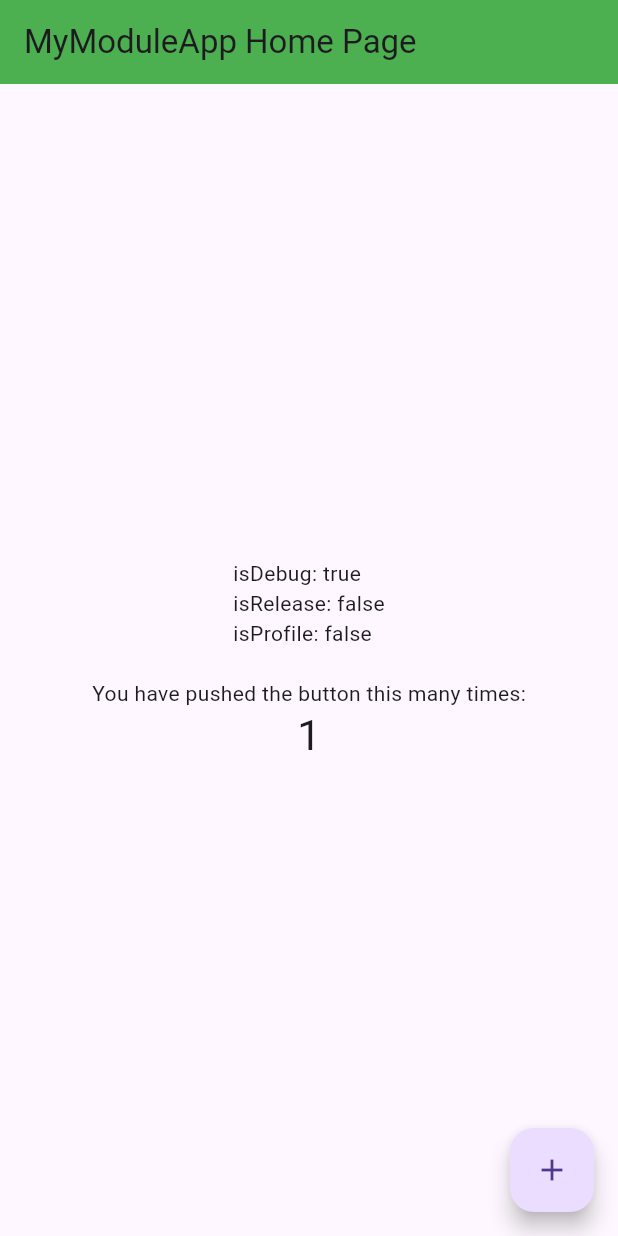
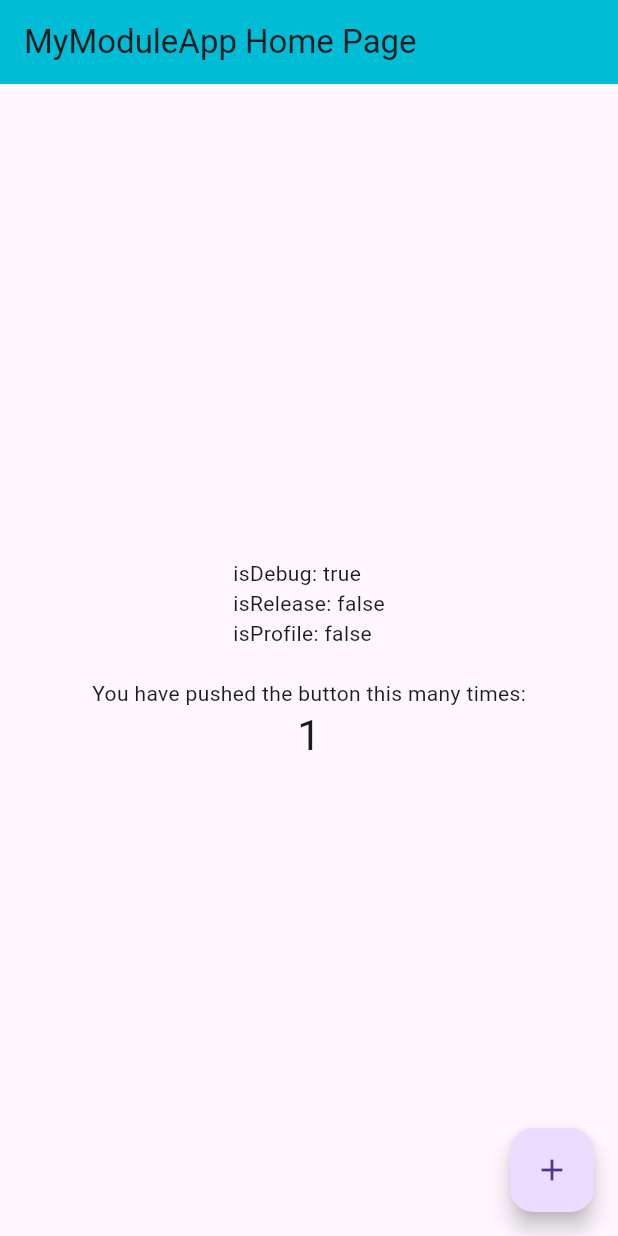
Before and after one commit to theshivamlko/basic_flutter_module, a Flutter app: the screen it shows after launch, on a phone screen of 412 x 824 dp. Run offline on Flutter 3.47's test engine with Material 3 defaults, Android fonts, the phone set to English and light mode, and no system bars.

```diff
--- a/lib/appPlugin.dart
+++ b/lib/appPlugin.dart
@@ -3,7 +3,7 @@ import 'dart:convert';
 import 'package:flutter/cupertino.dart';
 import 'package:flutter/services.dart';
 
-const platform = const MethodChannel('com.example.flutter_module');
+const platform = const MethodChannel('com.example.flutter_module.host');
 String counter = '';
 Future<String?> getFromNative(MethodCall methodCall) async {
   debugPrint("Future getFromNative");
--- a/lib/main.dart
+++ b/lib/main.dart
@@ -16,7 +16,7 @@ class MyModuleApp extends StatelessWidget {
     return MaterialApp(
       title: 'MyModuleApp Demo',
       theme: ThemeData(
-        primarySwatch: Colors.blue,
+        primarySwatch: Colors.orange,
       ),
       home: const MyHomePage(title: 'MyModuleApp Home Page'),
     );
@@ -63,7 +63,7 @@ class _MyHomePageState extends State<MyHomePage> {
   Widget build(BuildContext context) {
     return Scaffold(
       appBar: AppBar(
-        backgroundColor: Colors.green,
+        backgroundColor: Colors.cyan,
         // Here we take the value from the MyHomePage object that was created by
         // the App.build method, and use it to set our appbar title.
         title: Text(widget.title),
```
